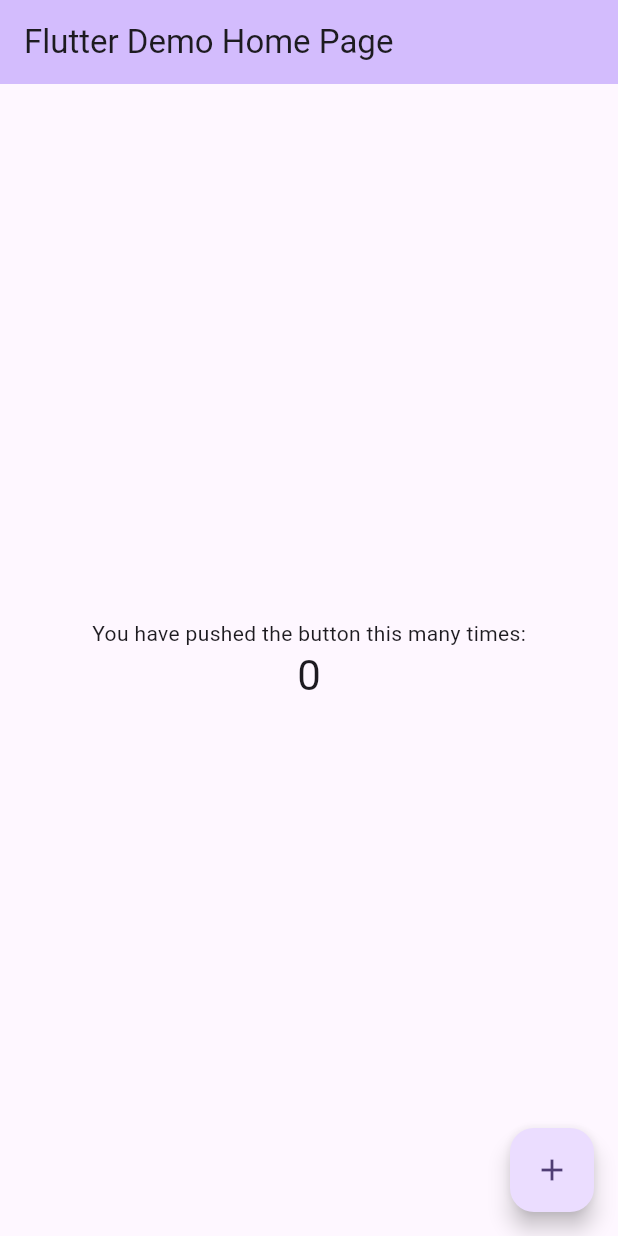
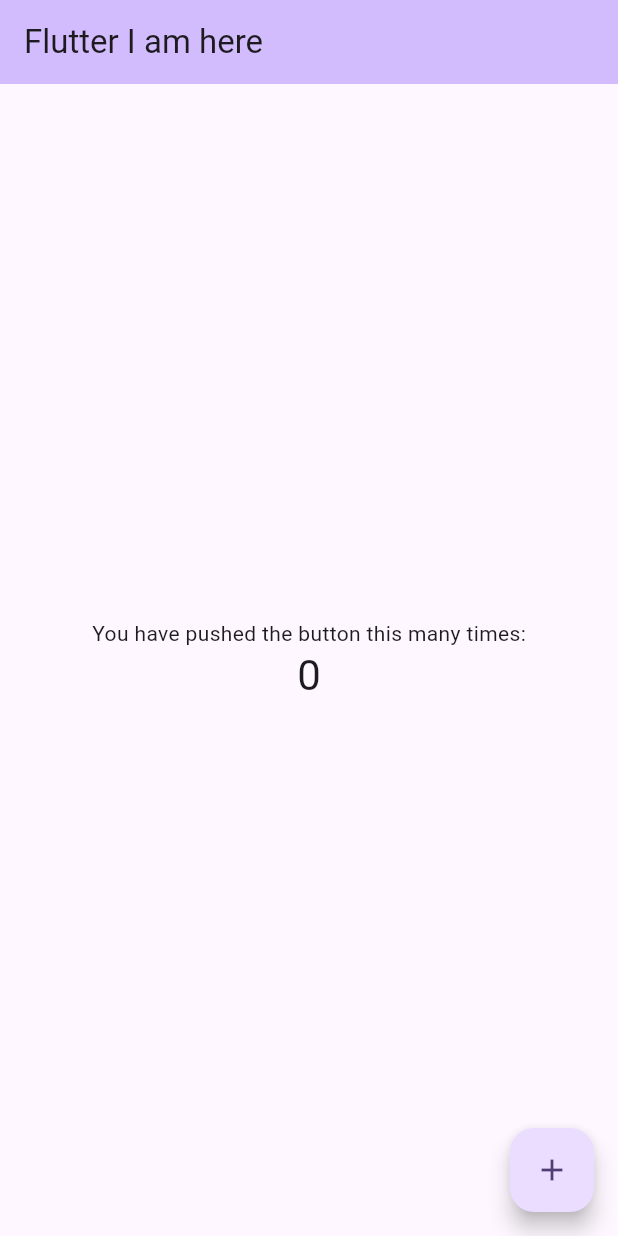
Before and after one commit to AhmedKiser/Dice-Roller-Application-Using-Flutter, a Flutter app: the screen it shows after launch, on a phone screen of 412 x 824 dp. Run offline on Flutter 3.47's test engine with Material 3 defaults, Android fonts, the phone set to English and light mode, and no system bars.

Commit message:
new push

```diff
--- a/first_app/lib/main.dart
+++ b/first_app/lib/main.dart
@@ -31,7 +31,7 @@ class MyApp extends StatelessWidget {
         colorScheme: ColorScheme.fromSeed(seedColor: Colors.deepPurple),
         useMaterial3: true,
       ),
-      home: const MyHomePage(title: 'Flutter Demo Home Page'),
+      home: const MyHomePage(title: 'Flutter I am here'),
     );
   }
 }
```
